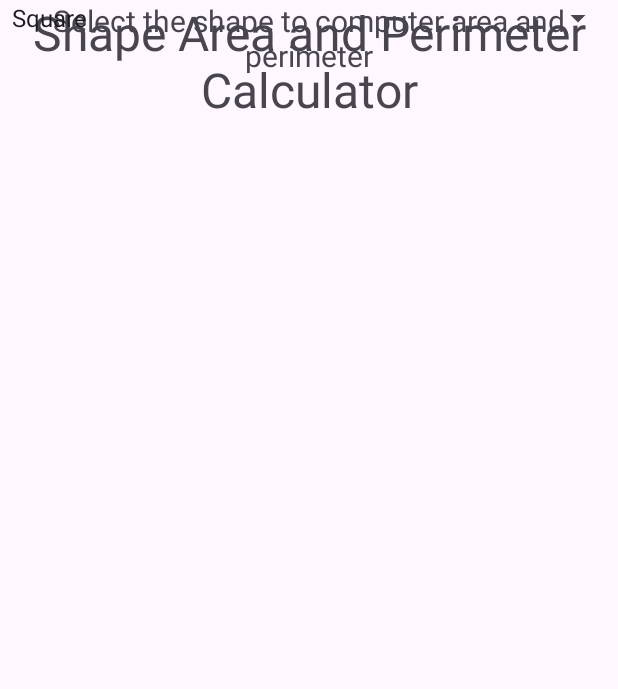
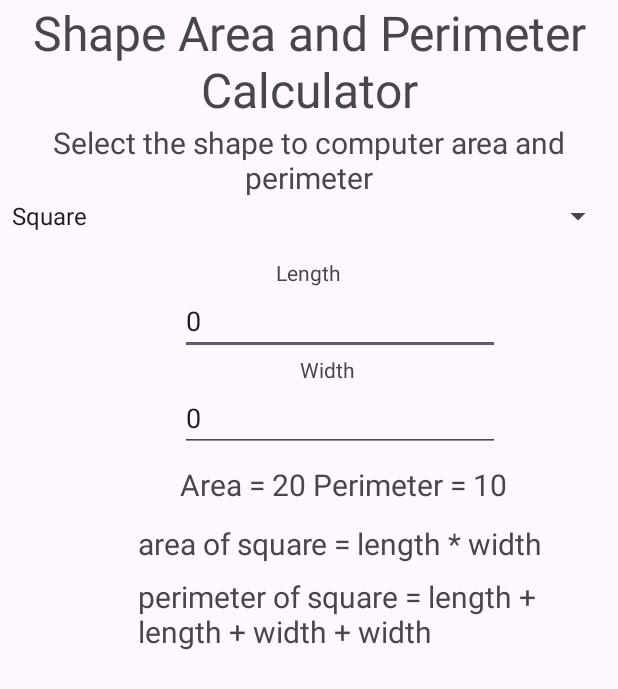
Before and after one commit to otwdbb/AreaPerimeterCalculator, an Android app: the screen it shows after launch (MainActivity), on a phone screen of 412 x 824 dp. Shown: the top 689 px of the screen. Run offline under Robolectric (Android 15) with nearby library versions, the phone set to English and light mode, and no system bars.

Commit message:
Finished
Good Job sir

```diff
--- a/app/src/main/java/com/example/areaperimetercalculator/MainActivity.java
+++ b/app/src/main/java/com/example/areaperimetercalculator/MainActivity.java
@@ -62,11 +62,11 @@ public class MainActivity extends AppCompatActivity {
         EdgeToEdge.enable(this);
         setContentView(R.layout.activity_main);
 
-        ViewCompat.setOnApplyWindowInsetsListener(findViewById(R.id.main), (v, insets) -> { ViewCompat.setOnApplyWindowInsetsListener(findViewById(R.id.main));
-               Insets systemBars = insets.getInsets(WindowInsetsCompat.Type.systemBars());
-            v.setPadding(systemBars.left, systemBars.top, systemBars.right, systemBars.bottom);
-            return insets;
-        });
+//        ViewCompat.setOnApplyWindowInsetsListener(findViewById(R.id.main), (v, insets) -> { ViewCompat.setOnApplyWindowInsetsListener(findViewById(R.id.main));
+//               Insets systemBars = insets.getInsets(WindowInsetsCompat.Type.systemBars());
+//            v.setPadding(systemBars.left, systemBars.top, systemBars.right, systemBars.bottom);
+//            return insets;
+//        });
 
         //main
         sp_j_shapes = findViewById(R.id.sp_v_shapes);
@@ -108,6 +108,7 @@ public class MainActivity extends AppCompatActivity {
         setupSpinnerChangeListener();
         textChangeListenerSquareRect();
         textChangeListenerRadius();
+        textChangeListenerTriangle();
     }
 
     public void setupSpinnerChangeListener()
--- a/app/src/main/res/layout/activity_main.xml
+++ b/app/src/main/res/layout/activity_main.xml
@@ -13,7 +13,8 @@
         android:text="Shape Area and Perimeter Calculator"
         android:textAlignment="center"
         android:textSize="32sp"
-        tools:layout_editor_absoluteY="16dp" />
+        app:layout_constraintStart_toStartOf="parent"
+        app:layout_constraintTop_toTopOf="parent" />
 
     <TextView
         android:id="@+id/textView2"
@@ -22,84 +23,88 @@
         android:text="Select the shape to computer area and perimeter"
         android:textAlignment="center"
         android:textSize="20sp"
-        tools:layout_editor_absoluteY="96dp" />
+        app:layout_constraintStart_toStartOf="parent"
+        app:layout_constraintTop_toBottomOf="@+id/textView" />
 
     <Spinner
         android:id="@+id/sp_v_shapes"
         android:layout_width="409dp"
         android:layout_height="wrap_content"
-        tools:layout_editor_absoluteX="1dp"
-        tools:layout_editor_absoluteY="183dp" />
+        app:layout_constraintStart_toStartOf="parent"
+        app:layout_constraintTop_toBottomOf="@+id/textView2" />
 
     <androidx.constraintlayout.widget.ConstraintLayout
         android:id="@+id/cont_v_circle"
         android:layout_width="411dp"
-        android:layout_height="481dp"
+        android:layout_height="245dp"
         android:visibility="visible"
-        tools:layout_editor_absoluteY="183dp">
+        app:layout_constraintTop_toBottomOf="@+id/sp_v_shapes"
+        tools:layout_editor_absoluteX="80dp">
+
+        <TextView
+            android:id="@+id/textView6"
+            android:layout_width="217dp"
+            android:layout_height="32dp"
+            android:layout_marginStart="84dp"
+            android:layout_marginTop="4dp"
+            android:text="Perimeter of Circle = 2 * pi * r"
+            android:textSize="20sp"
+            app:layout_constraintStart_toStartOf="parent"
+            app:layout_constraintTop_toBottomOf="@+id/textView7" />
 
         <TextView
             android:id="@+id/textView3"
             android:layout_width="wrap_content"
             android:layout_height="wrap_content"
             android:layout_marginStart="172dp"
-            android:layout_marginBottom="12dp"
+            android:layout_marginTop="28dp"
             android:text="Radius"
             android:textSize="20sp"
-            app:layout_constraintBottom_toTopOf="@+id/et_v_radius"
-            app:layout_constraintStart_toStartOf="parent" />
+            app:layout_constraintStart_toStartOf="parent"
+            app:layout_constraintTop_toTopOf="parent" />
 
         <EditText
             android:id="@+id/et_v_radius"
             android:layout_width="wrap_content"
             android:layout_height="wrap_content"
-            android:layout_marginStart="100dp"
-            android:layout_marginBottom="20dp"
+            android:layout_marginStart="112dp"
+            android:layout_marginTop="8dp"
             android:ems="10"
             android:inputType="numberDecimal"
             android:text="0"
-            app:layout_constraintBottom_toTopOf="@+id/textView6"
-            app:layout_constraintStart_toStartOf="parent" />
-
-        <TextView
-            android:id="@+id/textView6"
-            android:layout_width="wrap_content"
-            android:layout_height="wrap_content"
-            android:layout_marginStart="72dp"
-            android:layout_marginBottom="36dp"
-            android:text="Perimeter of Circle = 2 * pi * r"
-            android:textSize="20sp"
-            app:layout_constraintBottom_toTopOf="@+id/textView7"
-            app:layout_constraintStart_toStartOf="parent" />
+            app:layout_constraintStart_toStartOf="parent"
+            app:layout_constraintTop_toBottomOf="@+id/textView3" />
 
         <TextView
             android:id="@+id/textView7"
             android:layout_width="wrap_content"
             android:layout_height="wrap_content"
             android:layout_marginStart="96dp"
-            android:layout_marginBottom="36dp"
             android:text="Area of Circle = pi * r ^ 2"
             android:textSize="20sp"
-            app:layout_constraintBottom_toTopOf="@+id/tv_v_computedAreaPerimeterCircle"
-            app:layout_constraintStart_toStartOf="parent" />
+            app:layout_constraintStart_toStartOf="parent"
+            app:layout_constraintTop_toBottomOf="@+id/et_v_radius" />
 
         <TextView
             android:id="@+id/tv_v_computedAreaPerimeterCircle"
             android:layout_width="wrap_content"
             android:layout_height="wrap_content"
-            android:layout_marginStart="144dp"
-            android:layout_marginBottom="208dp"
+            android:layout_marginStart="136dp"
             android:text="Dummy Data"
             android:textSize="20sp"
-            app:layout_constraintBottom_toBottomOf="parent"
-            app:layout_constraintStart_toStartOf="parent" />
+            app:layout_constraintStart_toStartOf="parent"
+            app:layout_constraintTop_toBottomOf="@+id/textView6" />
+
+    </androidx.constraintlayout.widget.ConstraintLayout>
 
     <androidx.constraintlayout.widget.ConstraintLayout
         android:id="@+id/cont_v_TriangleView"
-            android:layout_width="158dp"
-            android:layout_height="465dp"
-            tools:layout_editor_absoluteX="148dp"
-            tools:layout_editor_absoluteY="67dp">
+        android:layout_width="247dp"
+        android:layout_height="285dp"
+        android:layout_marginTop="308dp"
+        android:visibility="visible"
+        app:layout_constraintTop_toBottomOf="@+id/sp_v_shapes"
+        tools:layout_editor_absoluteX="82dp">
 
         <TextView
             android:id="@+id/textview8"
@@ -111,6 +116,7 @@
             app:layout_constraintStart_toStartOf="parent" />
 
         <TextView
+            android:id="@+id/textView13"
             android:layout_width="wrap_content"
             android:layout_height="wrap_content"
             android:layout_marginStart="5dp"
@@ -151,21 +157,22 @@
             android:id="@+id/et_v_base"
             android:layout_width="wrap_content"
             android:layout_height="wrap_content"
-                android:layout_marginTop="13dp"
+            android:layout_marginTop="12dp"
             android:ems="10"
             android:inputType="text"
             android:textSize="12sp"
+            app:layout_constraintStart_toEndOf="@+id/textview8"
             app:layout_constraintTop_toTopOf="parent" />
 
         <EditText
             android:id="@+id/et_v_height"
             android:layout_width="wrap_content"
             android:layout_height="wrap_content"
-                android:layout_marginStart="3dp"
+            android:layout_marginTop="4dp"
             android:ems="10"
             android:inputType="text"
             android:textSize="12sp"
-                app:layout_constraintStart_toStartOf="@+id/et_v_base"
+            app:layout_constraintStart_toEndOf="@+id/textView13"
             app:layout_constraintTop_toBottomOf="@+id/et_v_base" />
 
         <EditText
@@ -175,14 +182,14 @@
             android:ems="10"
             android:inputType="text"
             android:textSize="12sp"
-                app:layout_constraintBottom_toBottomOf="@+id/textView10"
             app:layout_constraintStart_toEndOf="@+id/textView10"
-                app:layout_constraintTop_toBottomOf="@+id/textView10" />
+            app:layout_constraintTop_toBottomOf="@+id/et_v_height" />
 
         <EditText
             android:id="@+id/et_v_sideB"
             android:layout_width="wrap_content"
             android:layout_height="wrap_content"
+            android:layout_marginStart="12dp"
             android:ems="10"
             android:inputType="text"
             android:textSize="12sp"
@@ -193,6 +200,8 @@
             android:id="@+id/et_v_sideC"
             android:layout_width="wrap_content"
             android:layout_height="wrap_content"
+            android:layout_marginStart="12dp"
+            android:layout_marginTop="8dp"
             android:ems="10"
             android:inputType="text"
             android:textSize="12sp"
@@ -203,40 +212,43 @@
             android:id="@+id/tv_v_areaperimeterTriangle"
             android:layout_width="wrap_content"
             android:layout_height="wrap_content"
-                android:layout_marginBottom="172dp"
+            android:layout_marginStart="72dp"
+            android:layout_marginBottom="44dp"
             android:text="Dummy data"
             app:layout_constraintBottom_toBottomOf="parent"
-                app:layout_constraintEnd_toEndOf="parent"
             app:layout_constraintStart_toStartOf="parent" />
+
+    </androidx.constraintlayout.widget.ConstraintLayout>
 
     <androidx.constraintlayout.widget.ConstraintLayout
 
         android:id="@+id/cont_v_squareRectangle"
-                android:layout_width="310dp"
-                android:layout_height="469dp"
-                android:layout_marginBottom="72dp"
-                android:visibility="invisible"
-                app:layout_constraintBottom_toBottomOf="parent"
-                app:layout_constraintEnd_toEndOf="@+id/et_v_base">
+        android:layout_width="313dp"
+        android:layout_height="278dp"
+        android:layout_marginStart="64dp"
+        android:layout_marginTop="12dp"
+        android:visibility="visible"
+        app:layout_constraintStart_toStartOf="parent"
+        app:layout_constraintTop_toBottomOf="@+id/sp_v_shapes">
 
         <TextView
             android:id="@+id/textView4"
             android:layout_width="wrap_content"
             android:layout_height="wrap_content"
+            android:layout_marginStart="120dp"
+            android:layout_marginTop="4dp"
             android:text="Length"
-                    tools:layout_editor_absoluteX="133dp"
-                    tools:layout_editor_absoluteY="16dp" />
+            app:layout_constraintStart_toStartOf="parent"
+            app:layout_constraintTop_toTopOf="parent" />
 
         <EditText
             android:id="@+id/et_v_length"
             android:layout_width="wrap_content"
             android:layout_height="wrap_content"
-                    android:layout_marginBottom="25dp"
+            android:layout_marginStart="56dp"
             android:ems="10"
             android:inputType="numberDecimal"
             android:text="0"
-                    app:layout_constraintBottom_toTopOf="@+id/textView5"
-                    app:layout_constraintEnd_toEndOf="parent"
             app:layout_constraintStart_toStartOf="parent"
             app:layout_constraintTop_toBottomOf="@+id/textView4" />
 
@@ -244,52 +256,56 @@
             android:id="@+id/textView5"
             android:layout_width="wrap_content"
             android:layout_height="wrap_content"
+            android:layout_marginStart="136dp"
             android:text="Width"
-                    tools:layout_editor_absoluteX="137dp"
-                    tools:layout_editor_absoluteY="120dp" />
+            app:layout_constraintStart_toStartOf="parent"
+            app:layout_constraintTop_toBottomOf="@+id/et_v_length" />
 
         <EditText
             android:id="@+id/et_v_width"
             android:layout_width="wrap_content"
             android:layout_height="wrap_content"
+            android:layout_marginStart="56dp"
             android:ems="10"
             android:inputType="numberDecimal"
             android:text="0"
-                    tools:layout_editor_absoluteX="50dp"
-                    tools:layout_editor_absoluteY="154dp" />
+            app:layout_constraintStart_toStartOf="parent"
+            app:layout_constraintTop_toBottomOf="@+id/textView5" />
 
         <TextView
             android:id="@+id/tv_v_computedValues"
             android:layout_width="wrap_content"
             android:layout_height="wrap_content"
+            android:layout_marginStart="56dp"
+            android:layout_marginTop="8dp"
             android:text="Area = 20 Perimeter = 10"
             android:textSize="20sp"
-                    tools:layout_editor_absoluteX="44dp"
-                    tools:layout_editor_absoluteY="402dp" />
+            app:layout_constraintStart_toStartOf="parent"
+            app:layout_constraintTop_toBottomOf="@+id/et_v_width" />
 
         <TextView
             android:id="@+id/tv_v_formulaPerimeter"
             android:layout_width="292dp"
-                    android:layout_height="51dp"
+            android:layout_height="63dp"
+            android:layout_marginStart="28dp"
+            android:layout_marginTop="8dp"
             android:text="perimeter of square = length + length + width + width"
             android:textSize="20sp"
             android:visibility="visible"
-                    tools:layout_editor_absoluteX="9dp"
-                    tools:layout_editor_absoluteY="259dp" />
+            app:layout_constraintStart_toStartOf="parent"
+            app:layout_constraintTop_toBottomOf="@+id/tv_v_formulaArea" />
 
         <TextView
             android:id="@+id/tv_v_formulaArea"
             android:layout_width="wrap_content"
             android:layout_height="wrap_content"
+            android:layout_marginStart="28dp"
+            android:layout_marginTop="12dp"
             android:text="area of square = length * width"
             android:textSize="20sp"
-                    tools:layout_editor_absoluteX="18dp"
-                    tools:layout_editor_absoluteY="219dp" />
+            app:layout_constraintStart_toStartOf="parent"
+            app:layout_constraintTop_toBottomOf="@+id/tv_v_computedValues" />
 
     </androidx.constraintlayout.widget.ConstraintLayout>
 
 </androidx.constraintlayout.widget.ConstraintLayout>
-
-    </androidx.constraintlayout.widget.ConstraintLayout>
-
-</androidx.constraintlayout.widget.ConstraintLayout>
```
Lines whose indentation alone changed are shown as unchanged.
